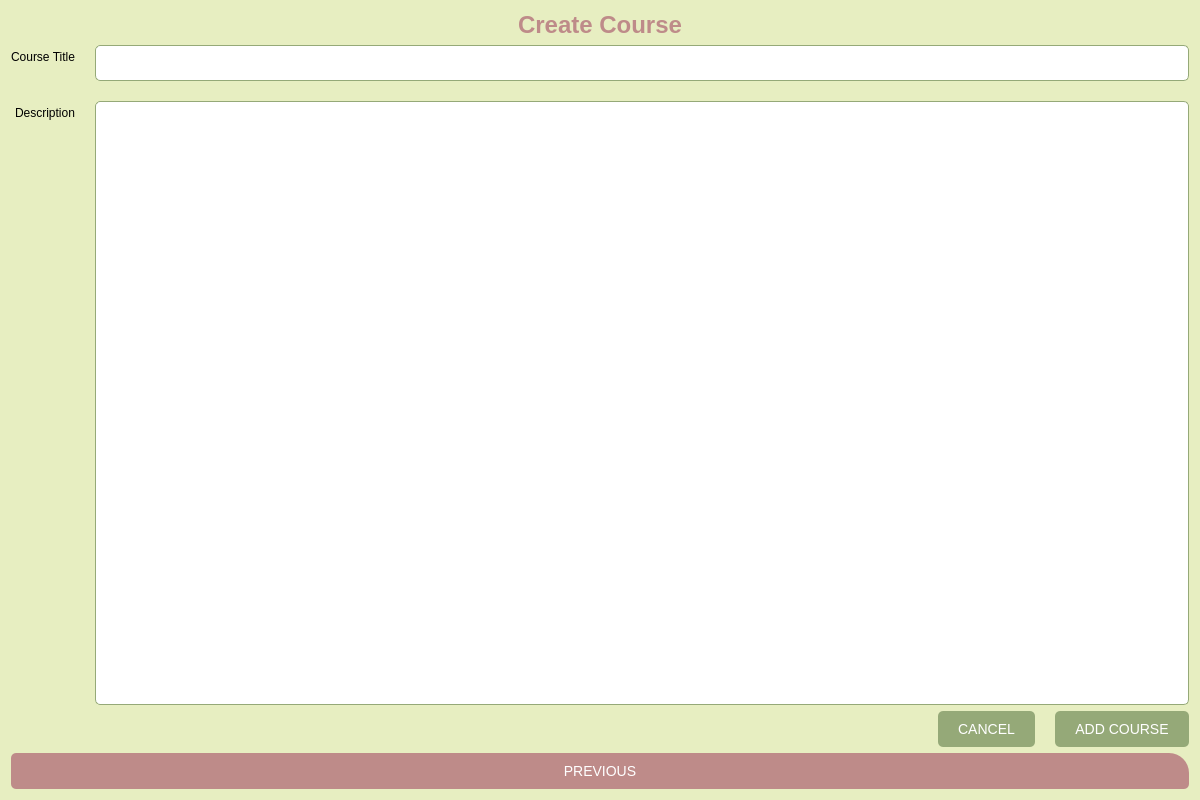
Above: ui/page5.ui from Thisyath/lms-learnup before the change. Below: the same form after it.
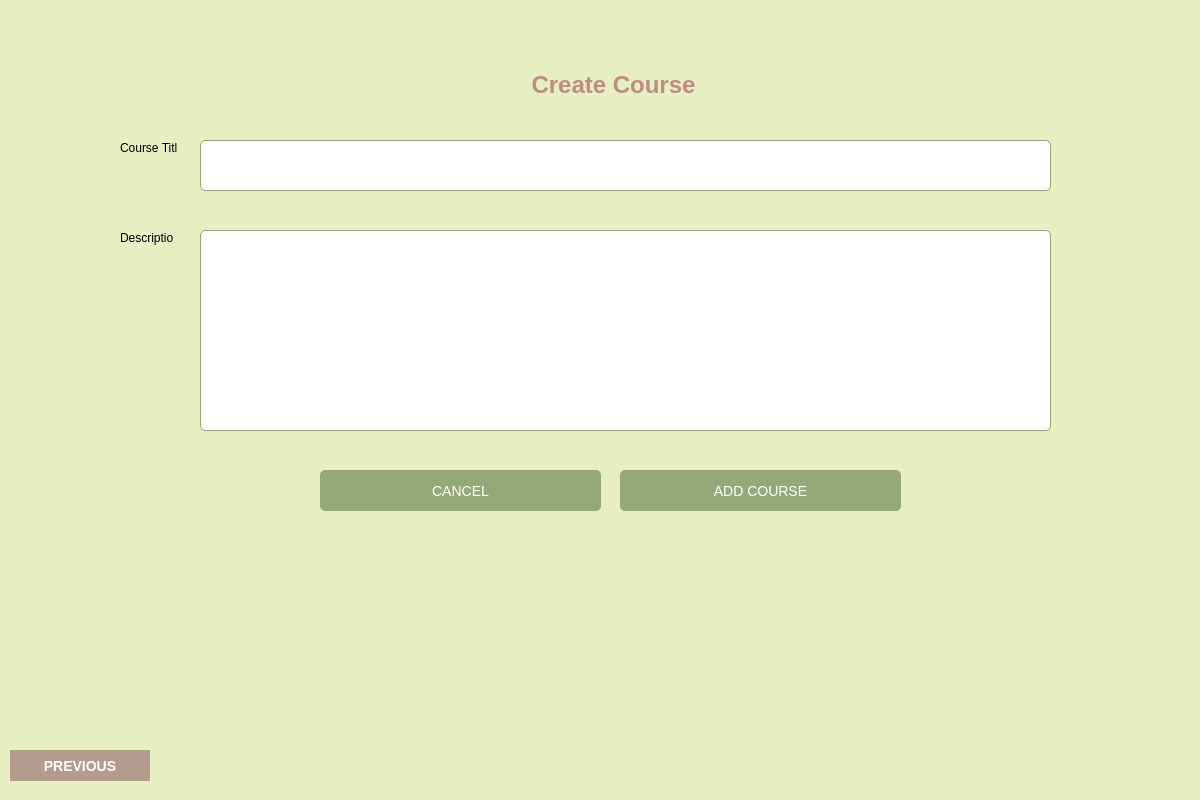
That is the form after the change.

Diff of the .ui file:
```diff
--- a/ui/page5.ui
+++ b/ui/page5.ui
@@ -50,9 +50,15 @@
     }
    </string>
   </property>
-  <layout class="QVBoxLayout" name="mainLayout">
-   <item>
     <widget class="QLabel" name="titleLabel">
+   <property name="geometry">
+    <rect>
+     <x>530</x>
+     <y>70</y>
+     <width>167</width>
+     <height>29</height>
+    </rect>
+   </property>
      <property name="text">
       <string>Create Course</string>
      </property>
@@ -60,47 +66,28 @@
       <set>Qt::AlignCenter</set>
      </property>
     </widget>
-   </item>
-   <item>
-    <layout class="QFormLayout" name="formLayout">
-     <property name="labelAlignment">
-      <set>Qt::AlignRight|Qt::AlignTrailing|Qt::AlignVCenter</set>
-     </property>
-     <property name="formAlignment">
-      <set>Qt::AlignCenter</set>
-     </property>
-     <property name="horizontalSpacing">
-      <number>20</number>
-     </property>
-     <property name="verticalSpacing">
-      <number>20</number>
-     </property>
-     <item row="0" column="0">
-      <widget class="QLabel" name="courseTitleLabel">
-       <property name="text">
-        <string>Course Title</string>
-       </property>
-      </widget>
-     </item>
-     <item row="0" column="1">
-      <widget class="QLineEdit" name="courseTitleInput">
-       <property name="minimumSize">
-        <size>
-         <width>400</width>
-         <height>0</height>
-        </size>
-       </property>
-      </widget>
-     </item>
-     <item row="1" column="0">
       <widget class="QLabel" name="descriptionLabel">
+   <property name="geometry">
+    <rect>
+     <x>120</x>
+     <y>230</y>
+     <width>53</width>
+     <height>16</height>
+    </rect>
+   </property>
        <property name="text">
         <string>Description</string>
        </property>
       </widget>
-     </item>
-     <item row="1" column="1">
       <widget class="QTextEdit" name="descriptionInput">
+   <property name="geometry">
+    <rect>
+     <x>200</x>
+     <y>230</y>
+     <width>851</width>
+     <height>201</height>
+    </rect>
+   </property>
        <property name="minimumSize">
         <size>
          <width>400</width>
@@ -108,50 +95,106 @@
         </size>
        </property>
       </widget>
-     </item>
-    </layout>
-   </item>
-   <item>
-    <layout class="QHBoxLayout" name="buttonLayout">
-     <property name="spacing">
-      <number>20</number>
-     </property>
-     <item>
-      <spacer name="horizontalSpacer">
-       <property name="orientation">
-        <enum>Qt::Horizontal</enum>
-       </property>
-       <property name="sizeHint" stdset="0">
+  <widget class="QLineEdit" name="courseTitleInput">
+   <property name="geometry">
+    <rect>
+     <x>200</x>
+     <y>140</y>
+     <width>851</width>
+     <height>51</height>
+    </rect>
+   </property>
+   <property name="minimumSize">
         <size>
-         <width>40</width>
-         <height>20</height>
-        </size>
-       </property>
-      </spacer>
-     </item>
-     <item>
+     <width>400</width>
+     <height>0</height>
+    </size>
+   </property>
+  </widget>
+  <widget class="QLabel" name="courseTitleLabel">
+   <property name="geometry">
+    <rect>
+     <x>120</x>
+     <y>140</y>
+     <width>57</width>
+     <height>16</height>
+    </rect>
+   </property>
+   <property name="text">
+    <string>Course Title</string>
+   </property>
+  </widget>
       <widget class="QPushButton" name="cancelBtn">
+   <property name="geometry">
+    <rect>
+     <x>320</x>
+     <y>470</y>
+     <width>281</width>
+     <height>41</height>
+    </rect>
+   </property>
        <property name="text">
         <string>CANCEL</string>
        </property>
       </widget>
-     </item>
-     <item>
       <widget class="QPushButton" name="addCourseBtn">
+   <property name="geometry">
+    <rect>
+     <x>620</x>
+     <y>470</y>
+     <width>281</width>
+     <height>41</height>
+    </rect>
+   </property>
        <property name="text">
         <string>ADD COURSE</string>
        </property>
       </widget>
-     </item>
-    </layout>
-   </item>
-   <item>
     <widget class="QPushButton" name="previousBtn">
+   <property name="geometry">
+    <rect>
+     <x>10</x>
+     <y>750</y>
+     <width>140</width>
+     <height>31</height>
+    </rect>
+   </property>
+   <property name="styleSheet">
+    <string notr="true">/* Style untuk tombol Previous */
+QPushButton#previousBtn {
+    background-color: #B39C8E;  /* Warna coklat muda */
+    color: white;  /* Warna teks putih */
+    border: none;  /* Hapus border */
+    border-radius: 20px;  /* Sudut melengkung */
+    padding: 8px 20px;  /* Padding vertical dan horizontal */
+    min-width: 100px;  /* Lebar minimum */
+    font-size: 14px;  /* Ukuran font */
+    font-weight: bold;  /* Tebal font */
+    text-transform: uppercase;  /* Huruf kapital */
+}
+
+/* Efek hover */
+QPushButton#previousBtn:hover {
+    background-color: #A08D7F;  /* Warna sedikit lebih gelap saat hover */
+    cursor: pointer;  /* Kursor berubah jadi pointer */
+}
+
+/* Efek saat diklik */
+QPushButton#previousBtn:pressed {
+    background-color: #8F7C6E;  /* Warna lebih gelap saat diklik */
+    padding-top: 9px;  /* Efek tombol ditekan */
+    padding-bottom: 7px;
+}
+
+/* Efek disabled */
+QPushButton#previousBtn:disabled {
+    background-color: #CCBEB4;  /* Warna lebih pudar saat disabled */
+    color: #E6E6E6;  /* Warna teks lebih pudar */
+}</string>
+   </property>
      <property name="text">
       <string>PREVIOUS</string>
      </property>
     </widget>
-   </item>
-  </layout>
  </widget>
 </ui>
```
Left out of the diff: 2 changed lines with no effect on the pictures. Lines whose indentation alone changed are shown as unchanged.
